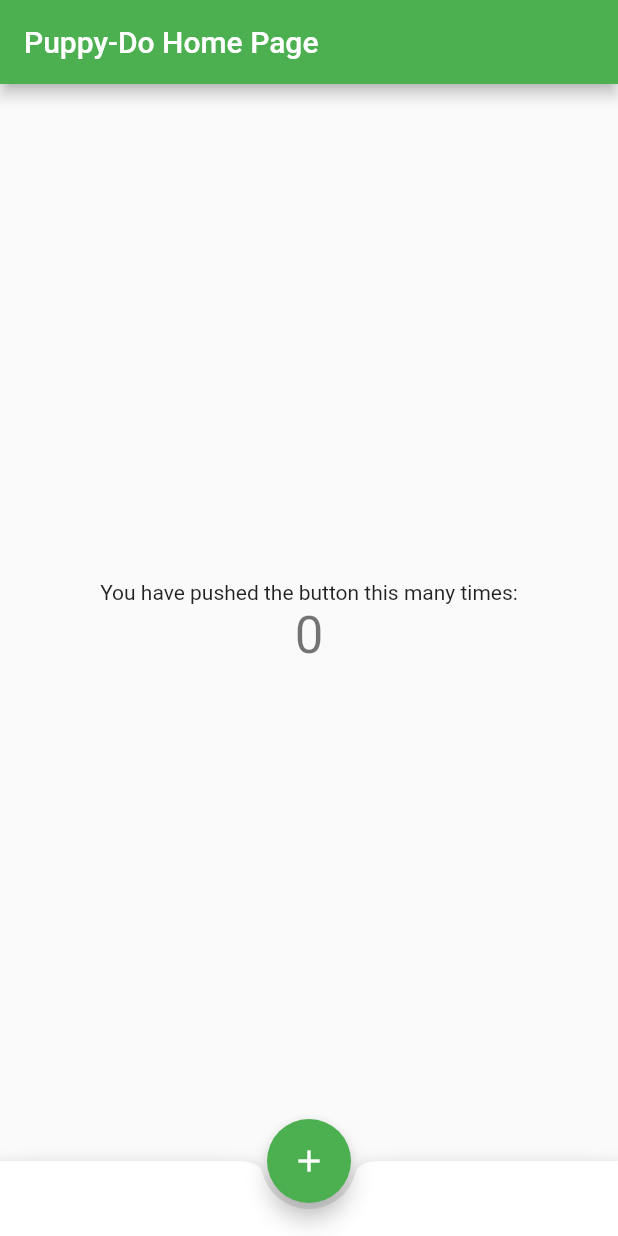
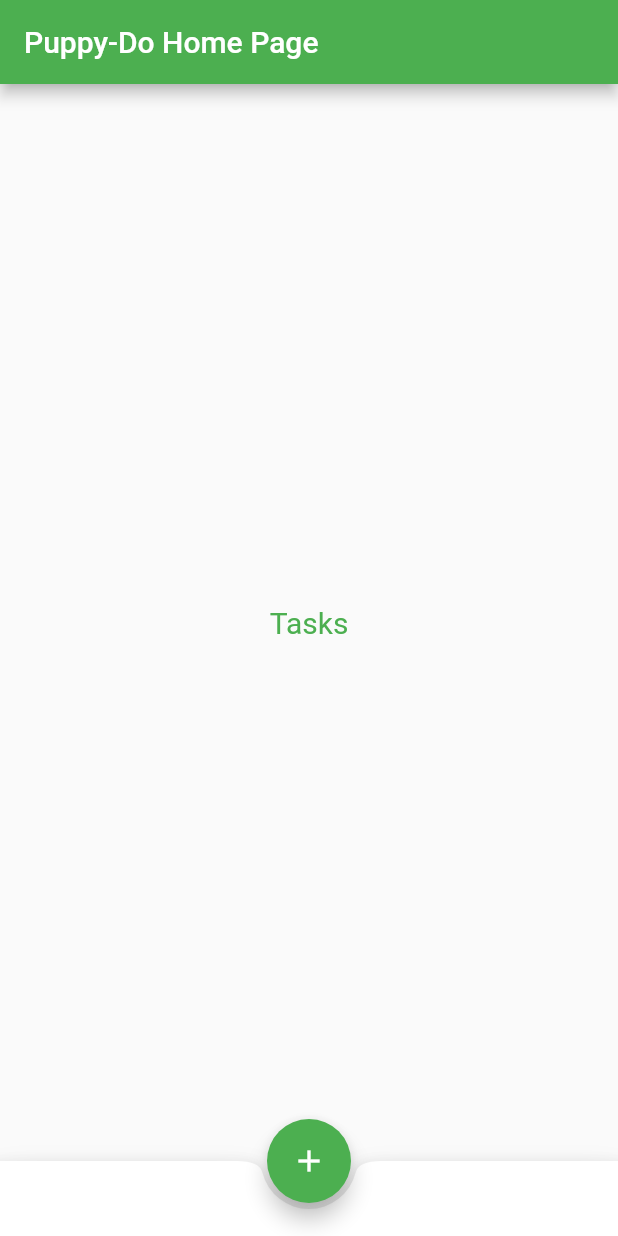
Before and after one commit to owenlovett/puppy-do, a Flutter app: the screen it shows after launch, on a phone screen of 412 x 824 dp. Run offline on Flutter 3.47's test engine with Material 2 defaults, Android fonts, the phone set to English and light mode, and no system bars.

Commit message:
added tasks page and navigation

```diff
--- a/lib/main.dart
+++ b/lib/main.dart
@@ -1,5 +1,6 @@
 import 'package:flutter/material.dart';
 import 'add_dog.dart';
+import 'tasks.dart';
 
 void main() {
   runApp(const MyApp());
@@ -66,6 +67,15 @@ class _MyHomePageState extends State<MyHomePage> {
     );
   }
 
+  void _goToTasks() {
+    setState(() {
+    });
+    Navigator.push(
+      context,
+      MaterialPageRoute(builder: (context) => const TasksPage(title: 'Tasks')),
+    );
+  }
+
   @override
   Widget build(BuildContext context) {
     // This method is rerun every time setState is called, for instance as done
@@ -100,12 +110,12 @@ class _MyHomePageState extends State<MyHomePage> {
           // horizontal).
           mainAxisAlignment: MainAxisAlignment.center,
           children: <Widget>[
-            const Text(
-              'You have pushed the button this many times:',
-            ),
-            Text(
-              '$_counter',
-              style: Theme.of(context).textTheme.headline4,
+            TextButton(
+              style: TextButton.styleFrom(
+                textStyle: const TextStyle(fontSize: 20),
+              ),
+              onPressed: _goToTasks,
+              child: const Text('Tasks'),
             ),
           ],
         ),
```
Also changed, not shown: lib/tasks.dart (added, +48 -0 lines).
